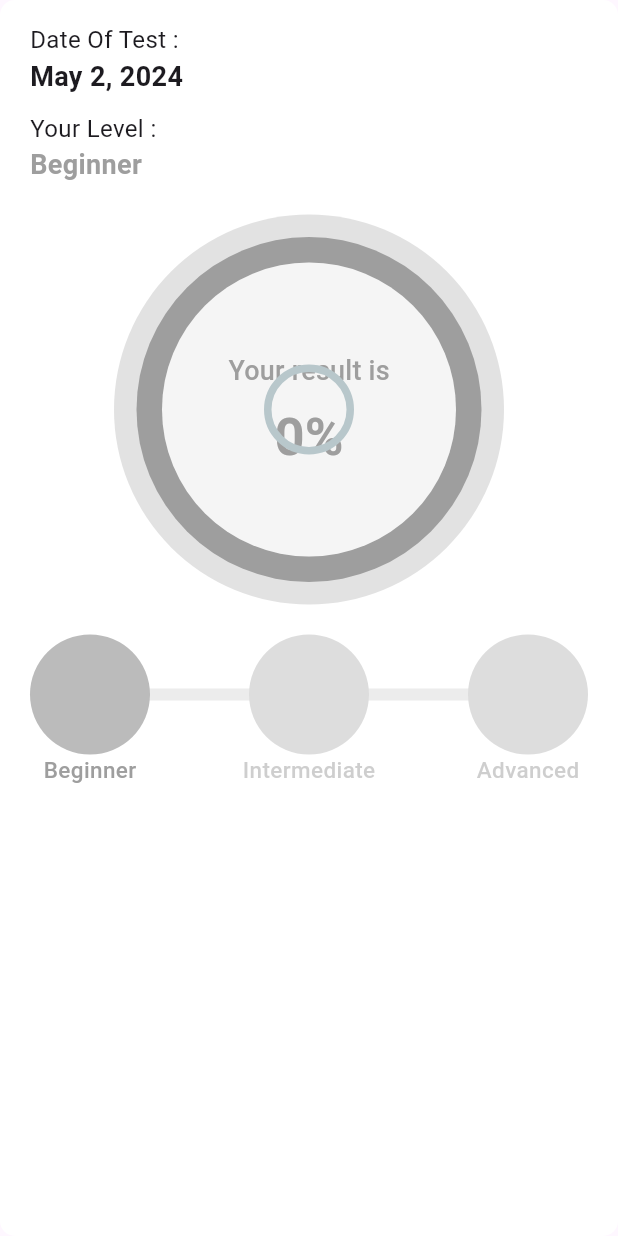
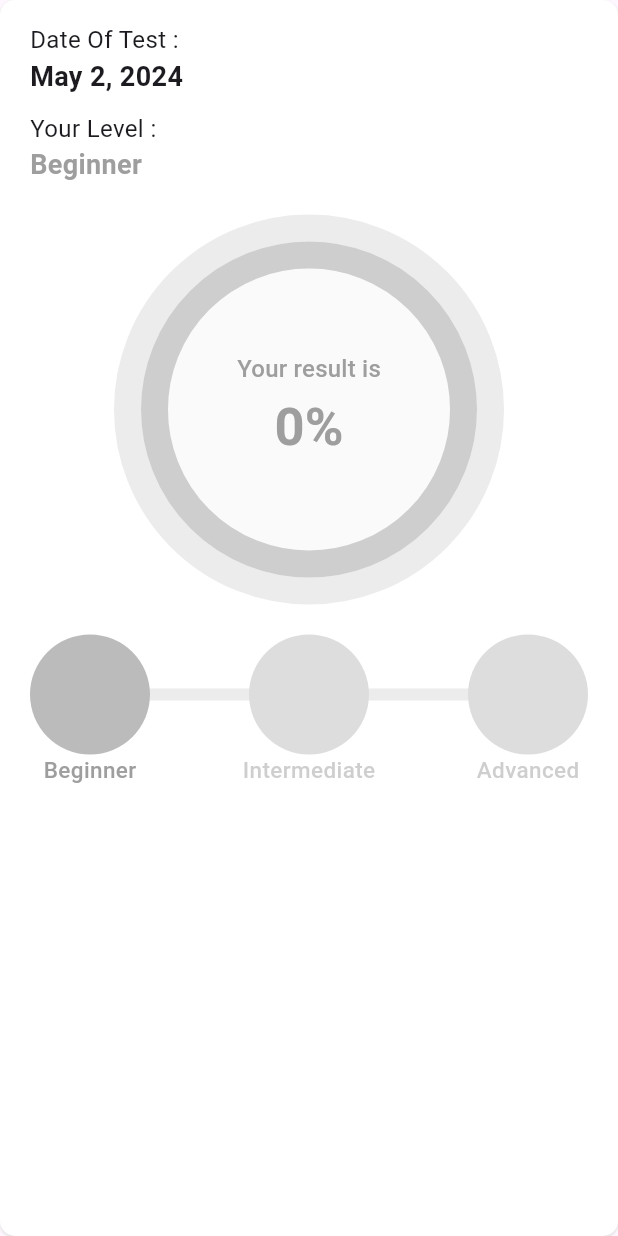
Before and after one commit to dainn67/abc_test, a Flutter app: the GeneralResultBox widget shown alone on an empty page, opened directly with empty values, on a phone screen of 412 x 824 dp. Run offline on Flutter 3.47's test engine with Material 3 defaults, Android fonts, the phone set to English and light mode, and no system bars; drawn by our look-alikes of percent_indicator; our stand-ins replace flutter_svg, pinput; missing offline and left inert: flutter_abc_jsc_components.

Commit message:
minor_change

```diff
--- a/lib/diagnostic_test_result/diagnostic_test_result.dart
+++ b/lib/diagnostic_test_result/diagnostic_test_result.dart
@@ -1,5 +1,6 @@
 import 'package:abc_test/diagnostic_test_result/widgets/general_result_box.dart';
 import 'package:abc_test/diagnostic_test_result/widgets/subject_tile.dart';
+import 'package:flutter/cupertino.dart';
 import 'package:flutter/material.dart';
 import 'package:flutter_abc_jsc_components/flutter_abc_jsc_components.dart';
 
@@ -86,19 +87,7 @@ class DiagnosticTestResult extends StatelessWidget {
                       ),
 
                       // List of subject results
-                      ListView.builder(
-                          physics: const NeverScrollableScrollPhysics(),
-                          shrinkWrap: true,
-                          itemCount: subjectList.length,
-                          itemBuilder: (_, index) {
-                            final current = subjectList[index];
-                            return SubjectTile(
-                                title: current.title,
-                                boxColor: boxColor,
-                                icon: current.icon,
-                                progress: current.progress,
-                                color: _getLevelColor(current.progress));
-                          })
+                      _buildSubjectResultList()
                     ],
                   ),
                 )),
@@ -122,6 +111,25 @@ class DiagnosticTestResult extends StatelessWidget {
     ]);
   }
 
+  Widget _buildSubjectResultList() {
+    subjectList.sort(
+        (subject1, subject2) => subject1.progress < subject2.progress ? 0 : 1);
+    return ListView.builder(
+        physics: const NeverScrollableScrollPhysics(),
+        shrinkWrap: true,
+        padding: const EdgeInsets.only(top: 8),
+        itemCount: subjectList.length,
+        itemBuilder: (_, index) {
+          final current = subjectList[index];
+          return SubjectTile(
+              title: current.title,
+              boxColor: boxColor,
+              icon: current.icon,
+              progress: current.progress,
+              color: _getLevelColor(current.progress));
+        });
+  }
+
   Color _getLevelColor(double progress) {
     if (progress < 20) {
       return beginnerColor;
--- a/lib/diagnostic_test_result/widgets/general_result_box.dart
+++ b/lib/diagnostic_test_result/widgets/general_result_box.dart
@@ -1,6 +1,7 @@
 import 'package:flutter/material.dart';
 import 'package:percent_indicator/circular_percent_indicator.dart';
 import 'package:percent_indicator/linear_percent_indicator.dart';
+import 'package:percent_indicator/percent_indicator.dart';
 
 enum LevelType { beginner, intermediate, advanced }
 
@@ -42,6 +43,12 @@ class GeneralResultBox extends StatelessWidget {
       padding: const EdgeInsets.only(left: 20, right: 20, top: 15, bottom: 50),
       decoration: BoxDecoration(
         borderRadius: BorderRadius.circular(10),
+        boxShadow: [
+          BoxShadow(
+              color: Colors.grey.shade300,
+              blurRadius: 1,
+              offset: const Offset(0, 1))
+        ],
         color: boxColor,
       ),
       child: Column(
@@ -95,48 +102,55 @@ class GeneralResultBox extends StatelessWidget {
     );
   }
 
-  Widget _buildCircleProgress(LevelType levelType) => Padding(
+  Widget _buildCircleProgress(LevelType levelType) {
+    const outerRadius = 130.0;
+    const lineWidth = 18.0;
+
+    return Padding(
       padding: const EdgeInsets.symmetric(vertical: 20),
-        child: CircleAvatar(
-          radius: 130,
-          backgroundColor: _getLevelColor(levelType).withOpacity(0.3),
-          child: CircleAvatar(
-            radius: 115,
-            backgroundColor: _getLevelColor(levelType),
-            child: Stack(alignment: Alignment.center, children: [
-              const CircleAvatar(
-                radius: 98,
-                backgroundColor: Colors.white,
-              ),
-              CircleAvatar(
-                radius: 98,
-                backgroundColor: _getLevelColor(levelType).withOpacity(0.1),
+      child: CircularPercentIndicator(
+        radius: outerRadius,
+        lineWidth: lineWidth,
+        backgroundColor: _getLevelColor(levelType).withOpacity(0.2),
+        center: CircularPercentIndicator(
+          radius: outerRadius - lineWidth,
+          lineWidth: lineWidth,
+          circularStrokeCap: CircularStrokeCap.round,
+          percent: mainProgress / 100,
+          animation: true,
+          backgroundColor: _getLevelColor(levelType).withOpacity(0.5),
+          progressColor: _getLevelColor(levelType),
+          center: CircleAvatar(
+            radius: outerRadius - 2 * lineWidth,
+            backgroundColor: _getLevelColor(levelType).withOpacity(0.05),
             child: Column(
               mainAxisAlignment: MainAxisAlignment.center,
+              crossAxisAlignment: CrossAxisAlignment.center,
               children: [
                 if (circleProgressImage != null)
-                      SizedBox(
-                          height: 80, child: Image.asset(circleProgressImage!)),
                   Padding(
-                      padding: const EdgeInsets.symmetric(vertical: 5),
-                      child: Text('Your result is',
+                    padding: const EdgeInsets.symmetric(vertical: 15),
+                    child: Transform.scale(
+                        scale: 1.5, child: Image.asset(circleProgressImage!)),
+                  ),
+                Text(
+                  'Your result is',
+                  style: TextStyle(color: _getLevelColor(levelType)),
+                ),
+                Text(
+                  '${mainProgress.toInt()}%',
                   style: TextStyle(
-                              fontSize: 18, color: _getLevelColor(levelType))),
-                    ),
-                    Text('${mainProgress.toInt()}%',
-                        style: TextStyle(
+                      color: _getLevelColor(levelType),
                       fontSize: 35,
-                            fontWeight: FontWeight.bold,
-                            color: _getLevelColor(levelType)))
+                      fontWeight: FontWeight.bold),
+                )
               ],
             ),
           ),
-
-              CircularPercentIndicator(radius: 30)
-            ]),
         ),
       ),
     );
+  }
 
   Widget _buildLevelRow(LevelType levelType) =>
       Row(mainAxisAlignment: MainAxisAlignment.spaceBetween, children: [
@@ -216,7 +230,7 @@ class GeneralResultBox extends StatelessWidget {
     }
   }
 
-  _getLevelColor(LevelType type) {
+  Color _getLevelColor(LevelType type) {
     switch (type) {
       case LevelType.beginner:
         return beginnerColor;
--- a/lib/main.dart
+++ b/lib/main.dart
@@ -179,6 +179,7 @@ class _MyHomePageState extends State<MyHomePage> {
                 Navigator.of(context).push(MaterialPageRoute(
                     builder: (context) => DiagnosticTestResult(
                           subjectList: subjectDataList,
+                          circleProgressImage: 'assets/images/level_inter.png',
                           beginnerImage: 'assets/images/level_beginner.png',
                           intermediateImage: 'assets/images/level_inter.png',
                           advancedImage: 'assets/images/level_advanced.png',
```
Lines whose indentation alone changed are shown as unchanged.
